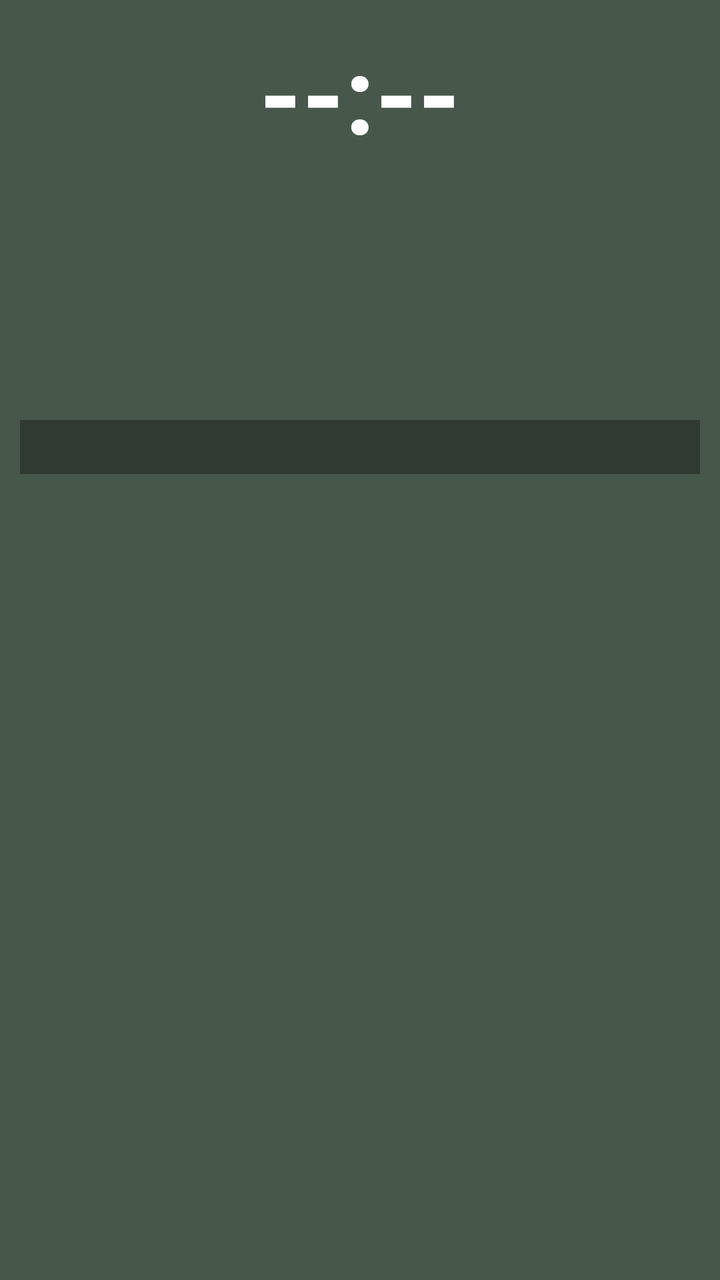
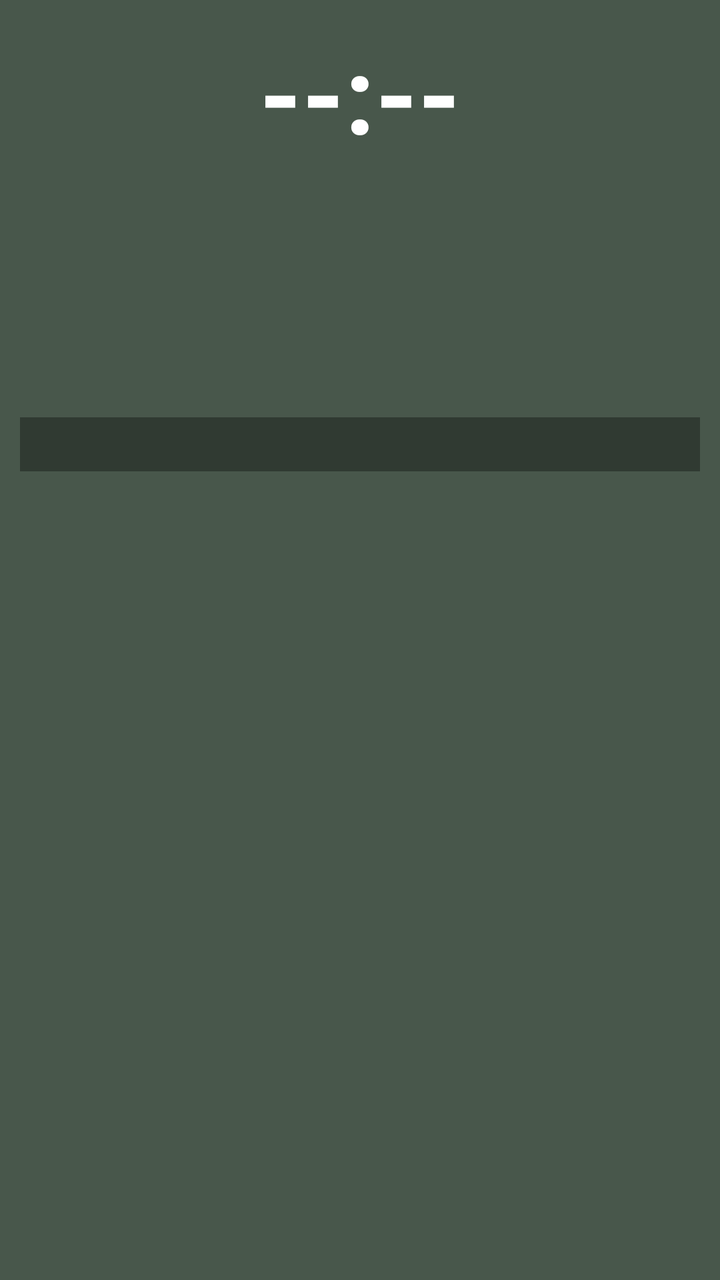

Two renders of the same Android screen: before a commit and after it. Below are the layout's source before the change and the commit's diff.
<!-- AndroidManifest.xml: fallback theme Theme.MaterialComponents.DayNight.NoActionBar -->
<!-- res/layout/prayer_widget_layout.xml -->
<?xml version="1.0" encoding="utf-8"?>
<LinearLayout xmlns:android="http://schemas.android.com/apk/res/android"
    android:layout_width="match_parent"
    android:layout_height="match_parent"
    android:orientation="vertical"
    android:background="@drawable/widget_background"
    android:padding="10dp">

    
    <TextView
        android:id="@+id/widget_time"
        android:layout_width="match_parent"
        android:layout_height="wrap_content"
        android:text="--:--"
        android:textColor="#FFFFFF"
        android:textSize="54sp"
        android:textStyle="bold"
        android:gravity="center" />

    
    <LinearLayout
        android:layout_width="match_parent"
        android:layout_height="wrap_content"
        android:orientation="horizontal"
        android:gravity="center_vertical">

        <TextView
            android:id="@+id/widget_day"
            android:layout_width="0dp"
            android:layout_height="wrap_content"
            android:layout_weight="1"
            android:text=""
            android:textColor="#FFFFFF"
            android:textSize="26sp"
            android:textStyle="bold" />

        <TextView
            android:id="@+id/widget_weather"
            android:layout_width="0dp"
            android:layout_height="wrap_content"
            android:layout_weight="2"
            android:text=""
            android:textColor="#80DEEA"
            android:textSize="13sp"
            android:textStyle="bold"
            android:gravity="end"
            android:singleLine="true"
            android:ellipsize="start" />

    </LinearLayout>

    
    <LinearLayout
        android:layout_width="match_parent"
        android:layout_height="wrap_content"
        android:layout_marginTop="6dp"
        android:orientation="horizontal">

        
        <LinearLayout
            android:layout_width="0dp"
            android:layout_height="wrap_content"
            android:layout_weight="1"
            android:orientation="vertical">

            <TextView
                android:id="@+id/widget_gregorian"
                android:layout_width="wrap_content"
                android:layout_height="wrap_content"
                android:text=""
                android:textColor="#E0E0E0"
                android:textSize="16sp"
                android:textStyle="bold" />

            <TextView
                android:id="@+id/widget_hijri"
                android:layout_width="wrap_content"
                android:layout_height="wrap_content"
                android:layout_marginTop="3dp"
                android:text=""
                android:textColor="#FFD54F"
                android:textSize="15sp"
                android:textStyle="bold" />

            <TextView
                android:id="@+id/widget_bangla_date"
                android:layout_width="wrap_content"
                android:layout_height="wrap_content"
                android:layout_marginTop="3dp"
                android:text=""
                android:textColor="#80DEEA"
                android:textSize="15sp"
                android:textStyle="bold" />

        </LinearLayout>

        
        <LinearLayout
            android:layout_width="0dp"
            android:layout_height="wrap_content"
            android:layout_weight="1"
            android:orientation="vertical">

            <TextView
                android:id="@+id/widget_sunrise"
                android:layout_width="wrap_content"
                android:layout_height="wrap_content"
                android:text=""
                android:textColor="#FFD54F"
                android:textSize="14sp"
                android:textStyle="bold" />

            <TextView
                android:id="@+id/widget_sunset"
                android:layout_width="wrap_content"
                android:layout_height="wrap_content"
                android:layout_marginTop="2dp"
                android:text=""
                android:textColor="#FFD54F"
                android:textSize="14sp"
                android:textStyle="bold" />

            <TextView
                android:id="@+id/widget_sehri"
                android:layout_width="wrap_content"
                android:layout_height="wrap_content"
                android:layout_marginTop="2dp"
                android:text=""
                android:textColor="#00E676"
                android:textSize="14sp"
                android:textStyle="bold" />

            <TextView
                android:id="@+id/widget_iftar"
                android:layout_width="wrap_content"
                android:layout_height="wrap_content"
                android:layout_marginTop="2dp"
                android:text=""
                android:textColor="#00E676"
                android:textSize="14sp"
                android:textStyle="bold" />

        </LinearLayout>
    </LinearLayout>

    
    <TextView
        android:id="@+id/widget_alert"
        android:layout_width="match_parent"
        android:layout_height="wrap_content"
        android:layout_marginTop="5dp"
        android:paddingTop="4dp"
        android:paddingBottom="4dp"
        android:paddingStart="0dp"
        android:paddingEnd="0dp"
        android:background="#55000000"
        android:text=""
        android:textColor="#FFD54F"
        android:textSize="14sp"
        android:textStyle="bold"
        android:gravity="center"
        android:singleLine="true"
        android:ellipsize="end" />

</LinearLayout>
<!-- resources referenced by this layout -->
<resources>
  <!-- drawable widget_background (drawable) -->
  <?xml version="1.0" encoding="utf-8"?>
  <shape xmlns:android="http://schemas.android.com/apk/res/android"
      android:shape="rectangle">
      <solid android:color="#CC1B2E1F" />
  </shape>
</resources>

<!-- the commit's change to res/layout/prayer_widget_layout.xml (unified diff, before → after) -->
@@ -31,8 +31,10 @@
             android:layout_weight="1"
             android:text=""
             android:textColor="#FFFFFF"
-            android:textSize="26sp"
-            android:textStyle="bold" />
+            android:textSize="25sp"
+            android:textStyle="bold"
+            android:singleLine="true"
+            android:ellipsize="end" />
 
         <TextView
             android:id="@+id/widget_weather"
